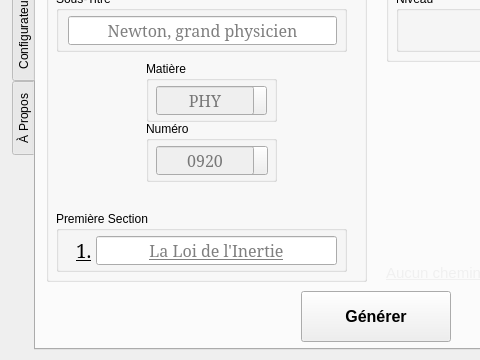
BourgonLaurent/pyEtude, file pyEtude.ui: the form before one commit; both pictures show x 0 to 480 and y 111 to 471 of the 728 by 471 pixel window.
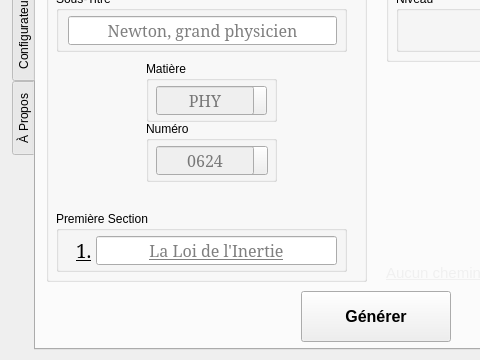
The form after the commit. The open tabs and pages were chosen to show the change. Icons and pictures are not drawn.

Diff of the .ui file:
```diff
--- a/pyEtude.ui
+++ b/pyEtude.ui
@@ -2067,7 +2067,7 @@
          <set>Qt::AlignCenter</set>
         </property>
         <property name="placeholderText">
-         <string>0920</string>
+         <string>0624</string>
         </property>
         <property name="clearButtonEnabled">
          <bool>false</bool>
```
